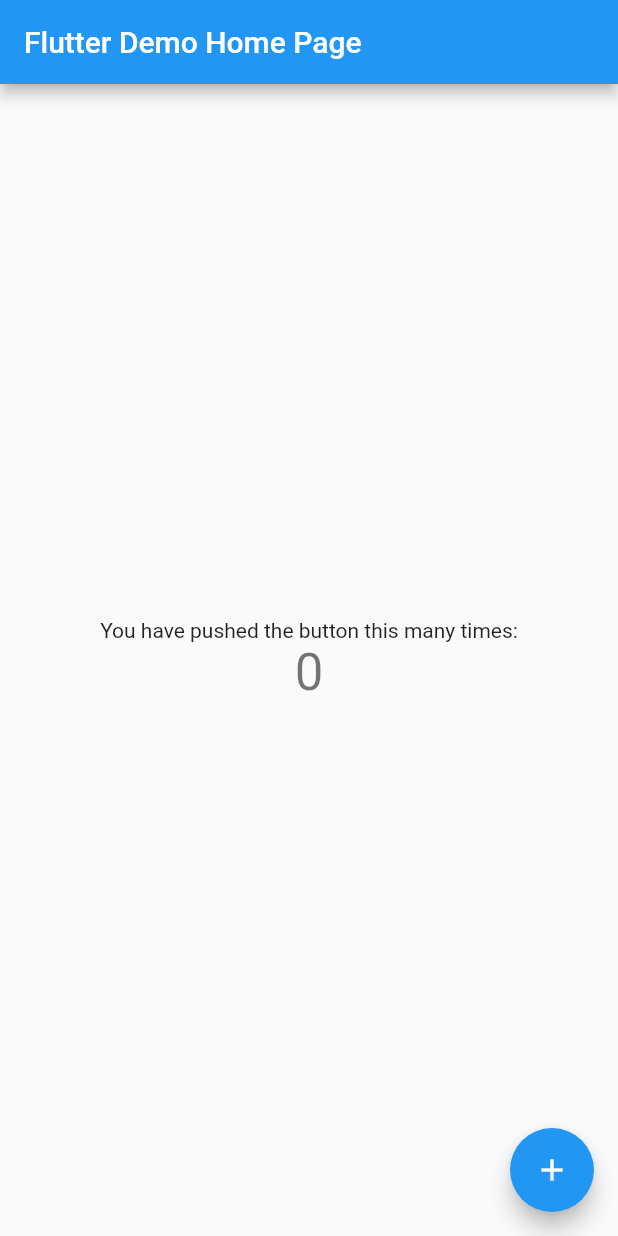
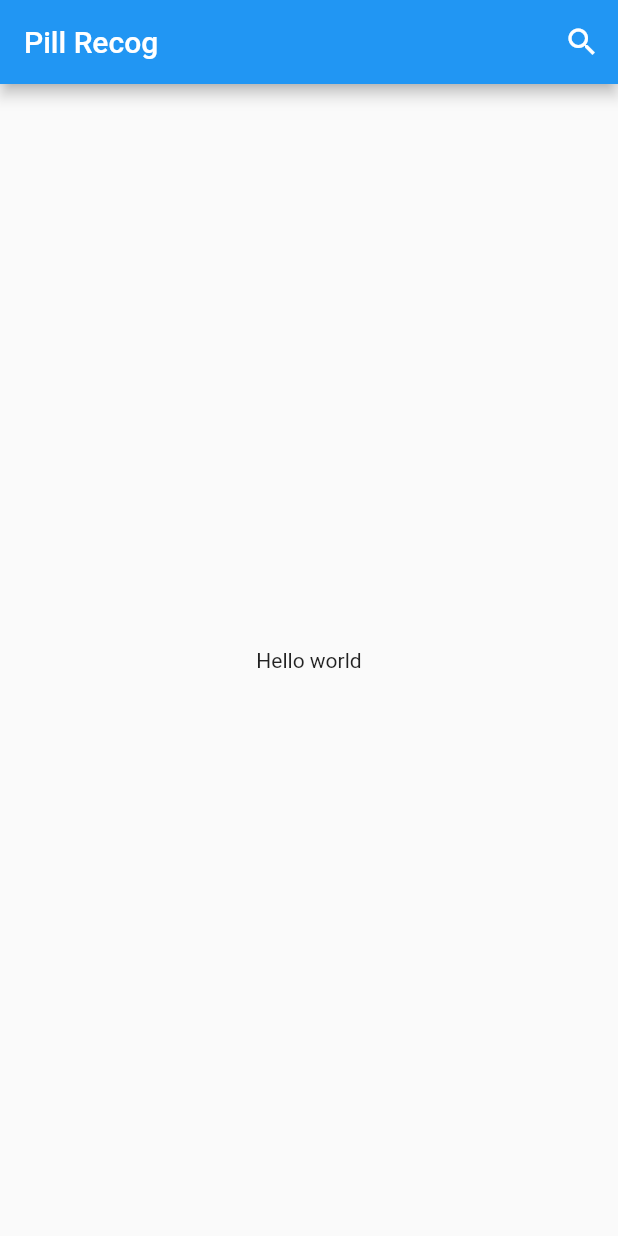
Before and after one commit to Dongguk-Univ-Drugs/pill_recog_client, a Flutter app: the screen it shows after launch, on a phone screen of 412 x 824 dp. Run offline on Flutter 3.47's test engine with Material 2 defaults, Android fonts, the phone set to English and light mode, and no system bars; our stand-ins replace get.

Commit message:
✨init components

```diff
--- /dev/null
+++ b/client_app/lib/components/components.dart
@@ -0,0 +1,3 @@
+export './widgets.dart';
+export './colors.dart';
+export './typography.dart';
--- /dev/null
+++ b/client_app/lib/components/widgets.dart
@@ -0,0 +1,3 @@
+import 'package:flutter/material.dart';
+
+SizedBox blankBox({double? height, double? width}) => SizedBox(height: height ?? 0, width: width ?? 0);
--- a/client_app/lib/main.dart
+++ b/client_app/lib/main.dart
@@ -1,115 +1,33 @@
 import 'package:flutter/material.dart';
+import 'package:get/get.dart';
+
+import './views/views.dart';
 
 void main() {
-  runApp(const MyApp());
+  runApp(const App());
 }
 
-class MyApp extends StatelessWidget {
-  const MyApp({Key? key}) : super(key: key);
+class App extends StatelessWidget {
+  const App({Key? key}) : super(key: key);
 
-  // This widget is the root of your application.
   @override
   Widget build(BuildContext context) {
-    return MaterialApp(
-      title: 'Flutter Demo',
-      theme: ThemeData(
-        // This is the theme of your application.
-        //
-        // Try running your application with "flutter run". You'll see the
-        // application has a blue toolbar. Then, without quitting the app, try
-        // changing the primarySwatch below to Colors.green and then invoke
-        // "hot reload" (press "r" in the console where you ran "flutter run",
-        // or simply save your changes to "hot reload" in a Flutter IDE).
-        // Notice that the counter didn't reset back to zero; the application
-        // is not restarted.
-        primarySwatch: Colors.blue,
+    return GetMaterialApp(
+      home: Scaffold(
+        appBar: AppBar(
+          title: const Text('Pill Recog'),
+          actions: [
+            /// these button calls the recognizing screen
+            IconButton(
+              icon: const Icon(Icons.search),
+              onPressed: () => Get.to(() => SearchMainScreen()),
+            ),
+          ],
+        ),
+        body: const Center(
+          child: Text('Hello world'),
+        ),
       ),
-      home: const MyHomePage(title: 'Flutter Demo Home Page'),
     );
   }
 }
-
-class MyHomePage extends StatefulWidget {
-  const MyHomePage({Key? key, required this.title}) : super(key: key);
-
-  // This widget is the home page of your application. It is stateful, meaning
-  // that it has a State object (defined below) that contains fields that affect
-  // how it looks.
-
-  // This class is the configuration for the state. It holds the values (in this
-  // case the title) provided by the parent (in this case the App widget) and
-  // used by the build method of the State. Fields in a Widget subclass are
-  // always marked "final".
-
-  final String title;
-
-  @override
-  State<MyHomePage> createState() => _MyHomePageState();
-}
-
-class _MyHomePageState extends State<MyHomePage> {
-  int _counter = 0;
-
-  void _incrementCounter() {
-    setState(() {
-      // This call to setState tells the Flutter framework that something has
-      // changed in this State, which causes it to rerun the build method below
-      // so that the display can reflect the updated values. If we changed
-      // _counter without calling setState(), then the build method would not be
-      // called again, and so nothing would appear to happen.
-      _counter++;
-    });
-  }
-
-  @override
-  Widget build(BuildContext context) {
-    // This method is rerun every time setState is called, for instance as done
-    // by the _incrementCounter method above.
-    //
-    // The Flutter framework has been optimized to make rerunning build methods
-    // fast, so that you can just rebuild anything that needs updating rather
-    // than having to individually change instances of widgets.
-    return Scaffold(
-      appBar: AppBar(
-        // Here we take the value from the MyHomePage object that was created by
-        // the App.build method, and use it to set our appbar title.
-        title: Text(widget.title),
-      ),
-      body: Center(
-        // Center is a layout widget. It takes a single child and positions it
-        // in the middle of the parent.
-        child: Column(
-          // Column is also a layout widget. It takes a list of children and
-          // arranges them vertically. By default, it sizes itself to fit its
-          // children horizontally, and tries to be as tall as its parent.
-          //
-          // Invoke "debug painting" (press "p" in the console, choose the
-          // "Toggle Debug Paint" action from the Flutter Inspector in Android
-          // Studio, or the "Toggle Debug Paint" command in Visual Studio Code)
-          // to see the wireframe for each widget.
-          //
-          // Column has various properties to control how it sizes itself and
-          // how it positions its children. Here we use mainAxisAlignment to
-          // center the children vertically; the main axis here is the vertical
-          // axis because Columns are vertical (the cross axis would be
-          // horizontal).
-          mainAxisAlignment: MainAxisAlignment.center,
-          children: <Widget>[
-            const Text(
-              'You have pushed the button this many times:',
-            ),
-            Text(
-              '$_counter',
-              style: Theme.of(context).textTheme.headline4,
-            ),
-          ],
-        ),
-      ),
-      floatingActionButton: FloatingActionButton(
-        onPressed: _incrementCounter,
-        tooltip: 'Increment',
-        child: const Icon(Icons.add),
-      ), // This trailing comma makes auto-formatting nicer for build methods.
-    );
-  }
-}
--- /dev/null
+++ b/client_app/lib/services/services.dart
@@ -0,0 +1 @@
+/// API services will be placed here
--- /dev/null
+++ b/client_app/lib/views/views.dart
@@ -0,0 +1 @@
+export './search/search.dart';
```
Also changed, not shown: client_app/lib/components/colors.dart (added, +43 -0 lines), client_app/lib/components/typography.dart (added, +28 -0 lines), client_app/lib/views/search/search.dart (added, +27 -0 lines), 1 other file.
